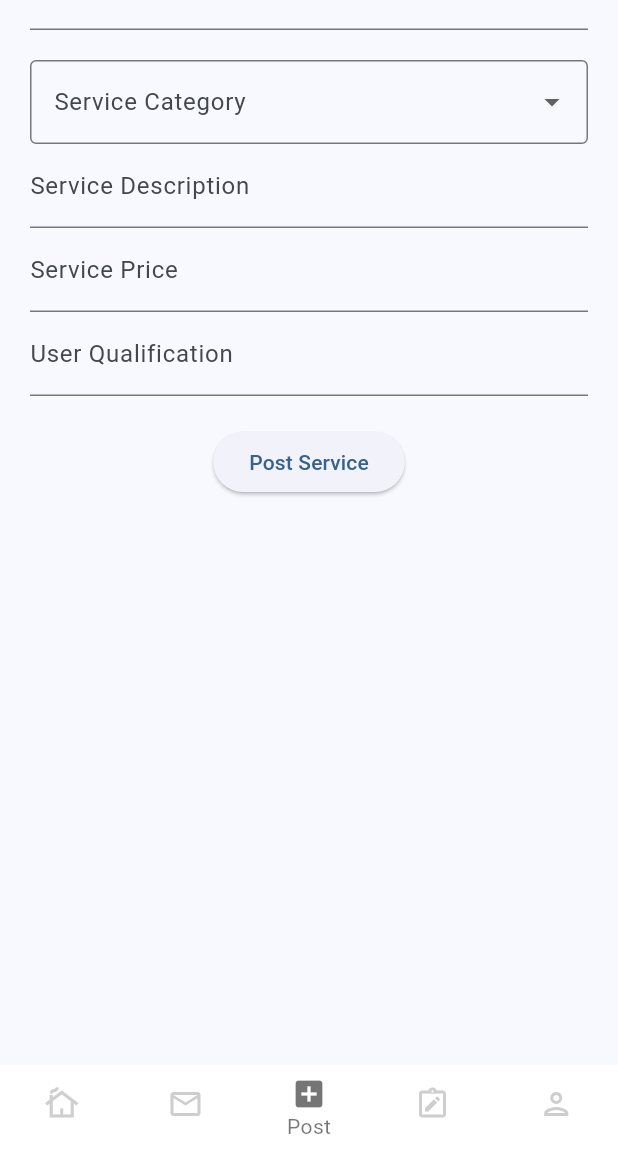
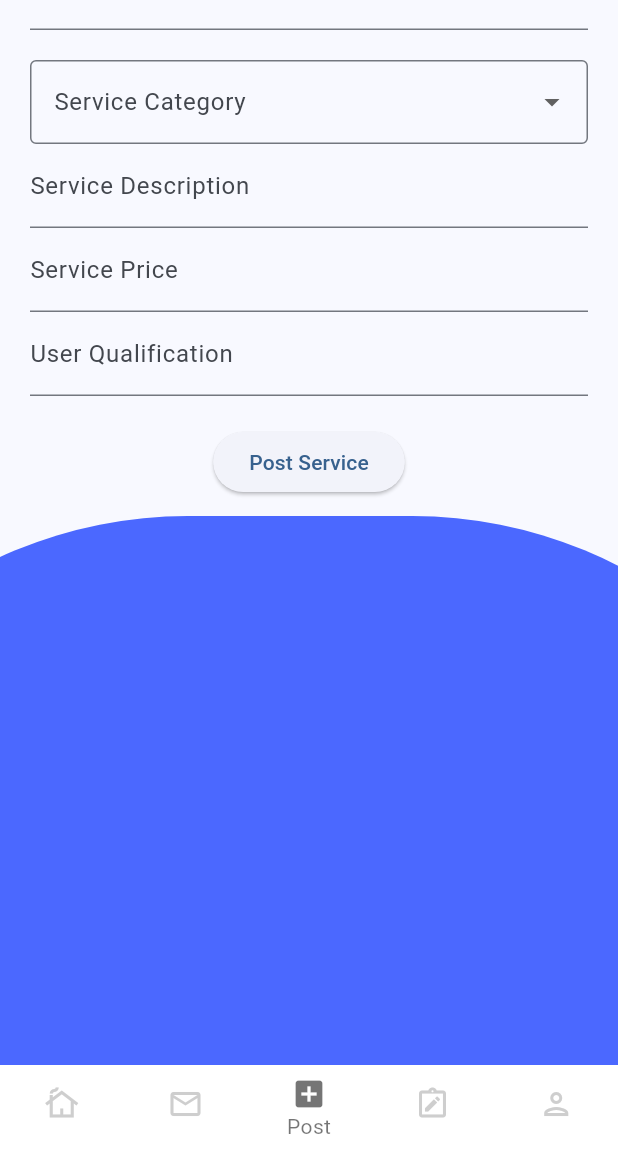
Before and after one commit to skill-search/skill-search, a Flutter app: the screen it shows once a user with an empty profile is signed in, item 3 of the bottom bar chosen, on a phone screen of 412 x 824 dp, the part 84-1236 px from its top. Run offline on Flutter 3.47's test engine with Material 3 defaults, Android fonts, the phone set to English and light mode, and no system bars; our stand-ins replace carousel_slider, cloud_firestore, firebase_auth, firebase_core, get; accounts and stored records are empty; network calls fail.

Commit message:
updated ui for post page

```diff
--- a/frontend/lib/main-pages/post_page.dart
+++ b/frontend/lib/main-pages/post_page.dart
@@ -1,6 +1,7 @@
 import 'package:cloud_firestore/cloud_firestore.dart';
 import 'package:firebase_auth/firebase_auth.dart';
 import 'package:flutter/material.dart';
+import 'package:frontend/common/custom-shapes/circular_container.dart';
 
 // dropdown category values
 final List<dynamic> _dropdownCategoryValues = [
@@ -94,7 +95,17 @@ class _PostPageState extends State<PostPage> {
   @override
   Widget build(BuildContext context) {
     return Scaffold(
-        body: Padding(
+        body: Stack(children: [
+      const Positioned(
+          top: 400,
+          left: -175,
+          child: CircularContainer(
+            width: 750,
+            height: 600,
+            radius: 300,
+            backgroundColor: Color(0xFF4b68ff),
+          )),
+      Padding(
           padding: EdgeInsets.all(20.0),
           child: Form(
             key: _formKey,
@@ -191,14 +202,14 @@ class _PostPageState extends State<PostPage> {
                         _dropdownCategoryValue = null;
                       });
                     } else {
-                        ScaffoldMessenger.of(context)
-                            .showSnackBar(errorSnackBar);
+                      ScaffoldMessenger.of(context).showSnackBar(errorSnackBar);
                     }
                   },
                   child: Text('Post Service'),
                 )
               ],
             ),
-            )));
+          )),
+    ]));
   }
 }
```
Lines whose indentation alone changed are shown as unchanged.
